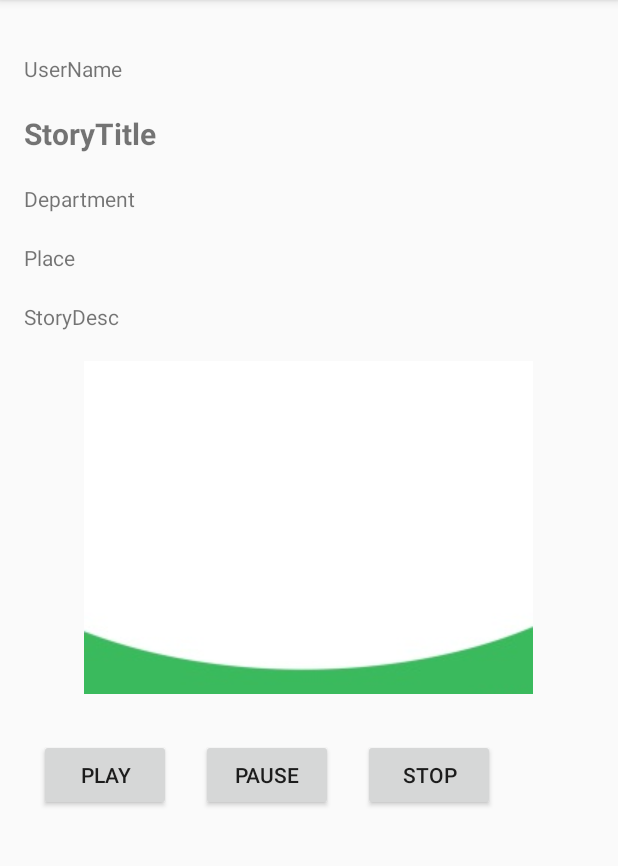
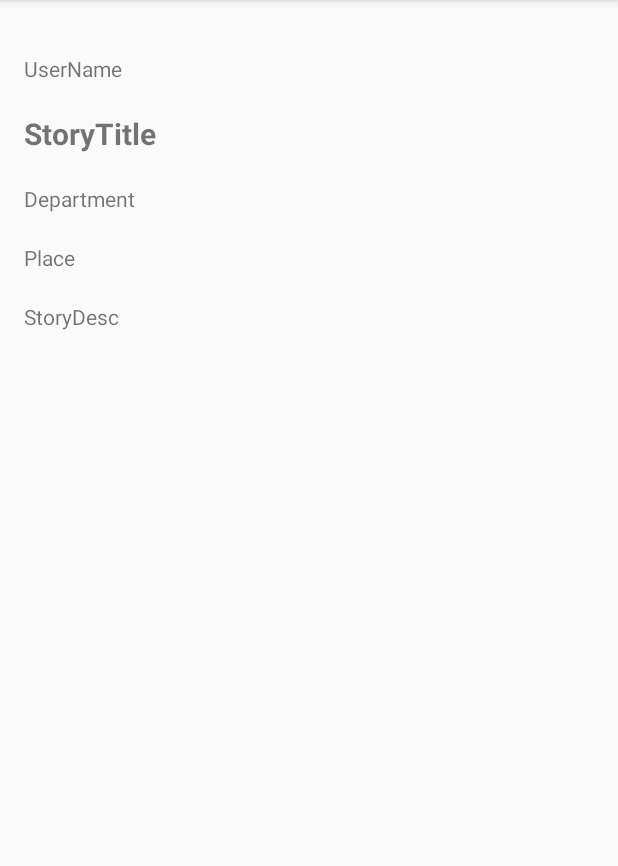
Before and after one commit to tanikabatra/Negruption_-master, an Android app: the StoryActivity screen opened directly, with no data from a screen before it, on a phone screen of 412 x 824 dp, the part 84-950 px from its top. Run offline under Robolectric (Android 15) with nearby library versions, the phone set to English and light mode, and no system bars; our stand-ins replace ButterKnife, Picasso; network calls fail; pictures from the network do not load; 10 statements that could not run were skipped.

Commit message:
Second Commit

```diff
--- a/app/src/main/java/com/codeogic/negruption/AudioActivity.java
+++ b/app/src/main/java/com/codeogic/negruption/AudioActivity.java
@@ -170,7 +170,6 @@ public class AudioActivity extends AppCompatActivity implements View.OnClickList
 
 
 
-
     @Override
     protected void onDestroy() {
         super.onDestroy();
--- a/app/src/main/res/layout/activity_story.xml
+++ b/app/src/main/res/layout/activity_story.xml
@@ -57,6 +57,7 @@
             android:id="@+id/sImageView"
             android:layout_gravity="center_horizontal"
             android:background="@drawable/backg"
+            android:visibility="gone"
             />
 
         <LinearLayout
@@ -72,6 +73,7 @@
                 android:onClick="clickPlay"
                 android:text="Play"
                 android:layout_marginLeft="10dp"
+                android:visibility="gone"
                 />
 
             <Button
@@ -81,6 +83,7 @@
                 android:onClick="clickPause"
                 android:text="Pause"
                 android:layout_marginLeft="20dp"
+                android:visibility="gone"
                />
 
             <Button
@@ -90,6 +93,7 @@
                 android:text="Stop"
                 android:onClick="clickStop"
                 android:layout_marginLeft="20dp"
+                android:visibility="gone"
                 />
 
         </LinearLayout>
@@ -98,16 +102,16 @@
             android:layout_width="match_parent"
             android:layout_height="wrap_content"
             android:id="@+id/sVideoView"
-            android:visibility="gone"
-            android:layout_marginTop="30dp"/>
+            android:layout_marginTop="30dp"
+            android:visibility="gone"/>
 
         <ImageButton
             android:layout_width="wrap_content"
             android:layout_height="wrap_content"
             android:id="@+id/btnVideoPlay"
             android:background="@drawable/video_player"
-            android:visibility="gone"
-            android:onClick="btnVideoPlay"/>
+            android:onClick="btnVideoPlay"
+            android:visibility="gone"/>
 
 
     </LinearLayout>
```
Also changed, not shown: app/src/main/java/com/codeogic/negruption/HomeActivity.java (+9 -5 lines), app/src/main/java/com/codeogic/negruption/StoryActivity.java (+18 -14 lines).
